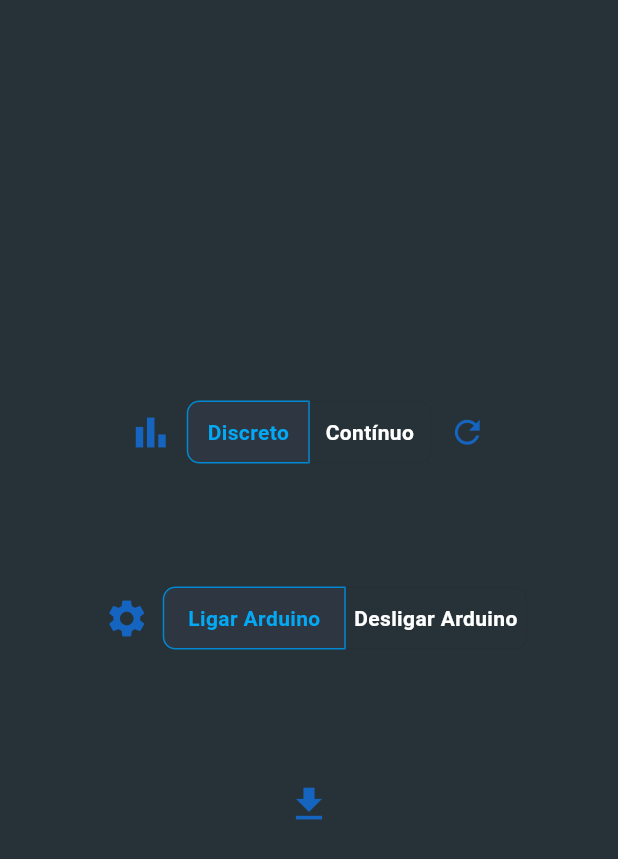
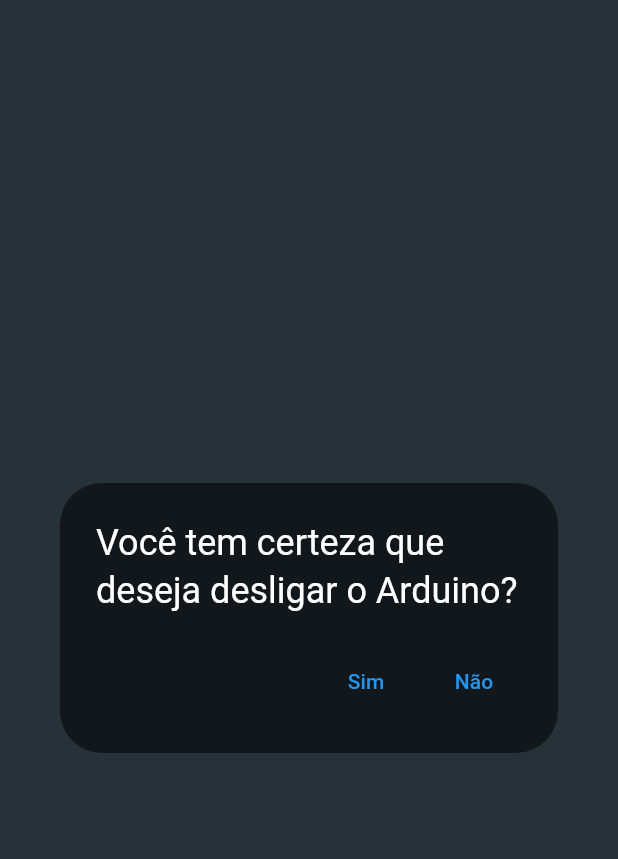
Before and after one commit to pereiraafl/rodeiro, a Flutter app: the screen it shows after launch, after a tap on the "bar chart" icon, after a tap on the "settings" icon, after a tap on "Desligar Arduino", on a phone screen of 412 x 824 dp. Shown: the top 859 px of the screen. Run offline on Flutter 3.47's test engine with Material 3 defaults, Android fonts, the phone set to English and light mode, and no system bars; our stand-ins replace dio, flutter_dotenv, syncfusion_flutter_charts.

Commit message:
Add confirmation when turning off arduino

```diff
--- a/client/lib/main.dart
+++ b/client/lib/main.dart
@@ -50,6 +50,7 @@ class _MyHomePageState extends State<MyHomePage> {
   bool isShowingChartOpt = false;
   bool isShowingDropdown = false;
   bool isShowingArduinoOpt = false;
+  bool areYouSureQuestion = false;
   List<String> continuousCollectionNames = [];
   List<DropdownMenuEntry> dropdownList = [];
 
@@ -60,7 +61,25 @@ class _MyHomePageState extends State<MyHomePage> {
   Widget build(BuildContext context) {
     return Scaffold(
       backgroundColor: Colors.blueGrey[900],
-      body: Column(
+      body: areYouSureQuestion ?
+      AlertDialog(
+        backgroundColor: Colors.black54,
+        title: Text("Você tem certeza que deseja desligar o Arduino?", style: TextStyle(color: Colors.white),),
+        actions: [
+          TextButton(onPressed: () async{
+              await requestTurnOffArduino();
+              setState(() {
+                areYouSureQuestion = false;
+            });
+          }, child: Text("Sim", style: TextStyle(color: Colors.blue),)),
+          TextButton(onPressed: () {
+            setState(() {
+              areYouSureQuestion = false;
+            });
+          }, child: Text("Não", style: TextStyle(color: Colors.blue)))
+        ],
+      )
+      : Column(
         mainAxisAlignment: MainAxisAlignment.center,
         children: [
           Row(
@@ -152,18 +171,18 @@ class _MyHomePageState extends State<MyHomePage> {
                       await requestTurnOnArduino();
                     }
                     if (index == 1) {
-                      await requestTurnOffArduino();
+                      setState(() {
+                        areYouSureQuestion = !areYouSureQuestion;
+                      });
                     }
                     setState(() {
                       if (index == 0) {
                         _selectedToggleArduino[0] = true;
                         _selectedToggleArduino[1] = false;
-                        print("Vou ligar o arduino");
                       }
                       if (index == 1) {
                         _selectedToggleArduino[0] = false;
                         _selectedToggleArduino[1] = true;
-                        print("Vou desligar o arduino");
                       }
                     });
                   },
```
